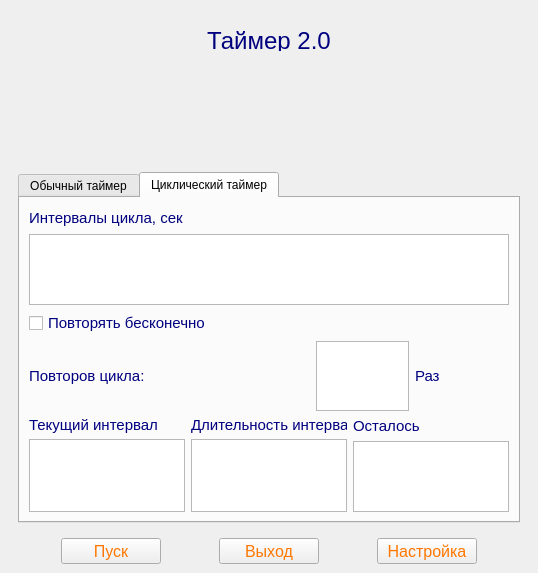
Above: _internal/timer_2.ui from LeonidBolshakov/Timer2 before the change. Below: the same form after it.
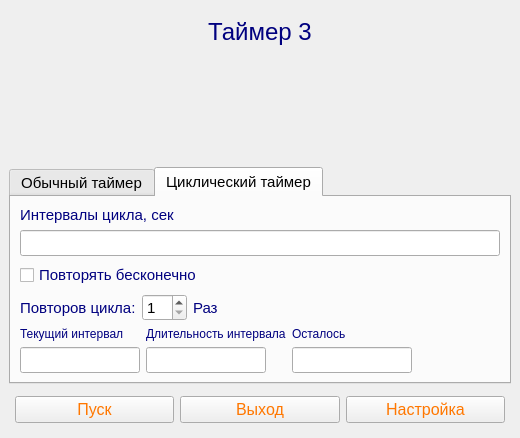
That is the form after the change. The open tabs and pages were chosen to show the change. Icons and pictures are not drawn.

Commit message: Refine Timer 3 UI layout

```diff
--- a/_internal/timer_2.ui
+++ b/_internal/timer_2.ui
@@ -6,22 +6,24 @@
    <rect>
     <x>0</x>
     <y>0</y>
-    <width>388</width>
-    <height>401</height>
+    <width>417</width>
+    <height>390</height>
    </rect>
   </property>
+  <property name="font">
+   <font>
+    <pointsize>11</pointsize>
+   </font>
+  </property>
   <property name="windowTitle">
-   <string>MainWindow</string>
+   <string>Таймер 3</string>
   </property>
   <widget class="QWidget" name="centralwidget">
    <layout class="QVBoxLayout" name="verticalLayout_3">
     <item>
-     <widget class="QWidget" name="contentWidget" native="true">
-      <layout class="QVBoxLayout" name="verticalLayout_5">
-       <item>
         <widget class="QWidget" name="widgetHead" native="true">
          <property name="sizePolicy">
-          <sizepolicy hsizetype="Expanding" vsizetype="Fixed">
+       <sizepolicy hsizetype="Expanding" vsizetype="Preferred">
            <horstretch>0</horstretch>
            <verstretch>0</verstretch>
           </sizepolicy>
@@ -32,7 +34,7 @@
             <item>
              <widget class="QLabel" name="lblHeadText">
               <property name="sizePolicy">
-               <sizepolicy hsizetype="Preferred" vsizetype="Fixed">
+            <sizepolicy hsizetype="Preferred" vsizetype="Preferred">
                 <horstretch>0</horstretch>
                 <verstretch>0</verstretch>
                </sizepolicy>
@@ -40,13 +42,13 @@
               <property name="minimumSize">
                <size>
                 <width>0</width>
-                <height>24</height>
+             <height>0</height>
                </size>
               </property>
               <property name="maximumSize">
                <size>
                 <width>16777215</width>
-                <height>24</height>
+             <height>16777215</height>
                </size>
               </property>
               <property name="palette">
@@ -119,7 +121,7 @@
                </font>
               </property>
               <property name="text">
-               <string>Таймер 2.0</string>
+            <string>Таймер 3</string>
               </property>
               <property name="alignment">
                <set>Qt::AlignmentFlag::AlignHCenter|Qt::AlignmentFlag::AlignTop</set>
@@ -146,12 +148,6 @@
                 <height>100</height>
                </size>
               </property>
-              <property name="baseSize">
-               <size>
-                <width>100</width>
-                <height>100</height>
-               </size>
-              </property>
               <property name="text">
                <string/>
               </property>
@@ -177,7 +173,7 @@
        <item>
         <widget class="QTabWidget" name="tabWidgetSetTime">
          <property name="sizePolicy">
-          <sizepolicy hsizetype="Preferred" vsizetype="Preferred">
+       <sizepolicy hsizetype="Expanding" vsizetype="Expanding">
            <horstretch>0</horstretch>
            <verstretch>0</verstretch>
           </sizepolicy>
@@ -195,7 +191,7 @@
           </size>
          </property>
          <property name="currentIndex">
-          <number>1</number>
+       <number>0</number>
          </property>
          <widget class="QWidget" name="tabOrdinary">
           <attribute name="title">
@@ -212,7 +208,7 @@
              </property>
              <property name="maximumSize">
               <size>
-               <width>1000</width>
+            <width>16777215</width>
                <height>16777215</height>
               </size>
              </property>
@@ -290,20 +286,20 @@
              </property>
             </widget>
            </item>
-           <item row="4" column="7">
-            <spacer name="horizontalSpacer_3">
+        <item row="2" column="5">
+         <spacer name="horizontalSpacer_MM_SS">
              <property name="orientation">
               <enum>Qt::Orientation::Horizontal</enum>
              </property>
              <property name="sizeHint" stdset="0">
               <size>
-               <width>106</width>
+            <width>118</width>
                <height>20</height>
               </size>
              </property>
             </spacer>
            </item>
-           <item row="3" column="0">
+        <item row="1" column="0">
             <widget class="QLabel" name="lblHoursMinutes">
              <property name="sizePolicy">
               <sizepolicy hsizetype="Preferred" vsizetype="Preferred">
@@ -392,8 +388,8 @@
              </property>
             </widget>
            </item>
-           <item row="4" column="6">
-            <spacer name="horizontalSpacer_2">
+        <item row="2" column="4">
+         <spacer name="horizontalSpacerReserveField">
              <property name="orientation">
               <enum>Qt::Orientation::Horizontal</enum>
              </property>
@@ -408,14 +404,14 @@
              </property>
             </spacer>
            </item>
-           <item row="3" column="6">
+        <item row="1" column="4">
             <widget class="QLabel" name="lblSec">
              <property name="text">
-              <string>lblsec</string>
+           <string>- сек.</string>
              </property>
             </widget>
            </item>
-           <item row="4" column="0">
+        <item row="2" column="0">
             <widget class="QLabel" name="lblMinutesSeconds">
              <property name="sizePolicy">
               <sizepolicy hsizetype="Preferred" vsizetype="Preferred">
@@ -504,7 +500,7 @@
              </property>
             </widget>
            </item>
-           <item row="4" column="3" colspan="3">
+        <item row="2" column="3">
             <widget class="QLineEdit" name="lineEdit_MS_S">
              <property name="sizePolicy">
               <sizepolicy hsizetype="Fixed" vsizetype="Preferred">
@@ -597,9 +593,12 @@
              <property name="toolTip">
               <string>Введите секунды (0-59)</string>
              </property>
-            </widget>
-           </item>
-           <item row="4" column="1">
+          <property name="maxLength">
+           <number>2</number>
+          </property>
+         </widget>
+        </item>
+        <item row="2" column="1">
             <widget class="QLineEdit" name="lineEdit_MS_M">
              <property name="sizePolicy">
               <sizepolicy hsizetype="Fixed" vsizetype="Preferred">
@@ -692,9 +691,12 @@
              <property name="toolTip">
               <string>Введите минуты (0-59) или нажмите Tab</string>
              </property>
-            </widget>
-           </item>
-           <item row="3" column="1">
+          <property name="maxLength">
+           <number>2</number>
+          </property>
+         </widget>
+        </item>
+        <item row="1" column="1">
             <widget class="QLineEdit" name="lineEdit_HM_H">
              <property name="sizePolicy">
               <sizepolicy hsizetype="Fixed" vsizetype="Preferred">
@@ -787,9 +789,12 @@
              <property name="toolTip">
               <string>Введите часы (0-23) или нажмите Tab</string>
              </property>
-            </widget>
-           </item>
-           <item row="3" column="3">
+          <property name="maxLength">
+           <number>2</number>
+          </property>
+         </widget>
+        </item>
+        <item row="1" column="3">
             <widget class="QLineEdit" name="lineEdit_HM_M">
              <property name="sizePolicy">
               <sizepolicy hsizetype="Fixed" vsizetype="Preferred">
@@ -882,10 +887,13 @@
              <property name="toolTip">
               <string>Введите минуты (0-59)</string>
              </property>
-            </widget>
-           </item>
-           <item row="3" column="7">
-            <spacer name="horizontalSpacer">
+          <property name="maxLength">
+           <number>2</number>
+          </property>
+         </widget>
+        </item>
+        <item row="1" column="5">
+         <spacer name="horizontalSpacer_HH_MM">
              <property name="orientation">
               <enum>Qt::Orientation::Horizontal</enum>
              </property>
@@ -897,8 +905,8 @@
              </property>
             </spacer>
            </item>
-           <item row="4" column="2">
-            <widget class="QLabel" name="lblMinutesSecundesSeparator">
+        <item row="2" column="2">
+         <widget class="QLabel" name="lblMinutesSecondsSeparator">
              <property name="sizePolicy">
               <sizepolicy hsizetype="Preferred" vsizetype="Preferred">
                <horstretch>0</horstretch>
@@ -995,7 +1003,7 @@
              </property>
             </widget>
            </item>
-           <item row="3" column="2">
+        <item row="1" column="2">
             <widget class="QLabel" name="lblHoursMinutesSeparator">
              <property name="sizePolicy">
               <sizepolicy hsizetype="Preferred" vsizetype="Preferred">
@@ -1093,8 +1101,8 @@
              </property>
             </widget>
            </item>
-           <item row="5" column="3">
-            <spacer name="verticalSpacer_2">
+        <item row="3" column="3">
+         <spacer name="verticalSpacer">
              <property name="orientation">
               <enum>Qt::Orientation::Vertical</enum>
              </property>
@@ -1112,11 +1120,11 @@
           <attribute name="title">
            <string>Циклический таймер</string>
           </attribute>
-          <layout class="QVBoxLayout" name="verticalLayout_13">
+       <layout class="QVBoxLayout" name="verticalLayout_4">
            <item>
-            <layout class="QVBoxLayout" name="verticalLayout_8">
+         <layout class="QVBoxLayout" name="verticalLayoutCycleIntervals">
              <item>
-              <widget class="QLabel" name="label">
+           <widget class="QLabel" name="lblCycleIntervals">
                <property name="sizePolicy">
                 <sizepolicy hsizetype="Preferred" vsizetype="Preferred">
                  <horstretch>0</horstretch>
@@ -1126,7 +1134,7 @@
                <property name="minimumSize">
                 <size>
                  <width>0</width>
-                 <height>21</height>
+              <height>0</height>
                 </size>
                </property>
                <property name="maximumSize">
@@ -1173,64 +1181,22 @@
               </widget>
              </item>
              <item>
-              <widget class="QPlainTextEdit" name="plainTextCycleInterval">
+           <widget class="QLineEdit" name="lineEditCycleIntervals">
                <property name="sizePolicy">
                 <sizepolicy hsizetype="Expanding" vsizetype="Preferred">
                  <horstretch>0</horstretch>
                  <verstretch>0</verstretch>
                 </sizepolicy>
                </property>
-               <property name="minimumSize">
-                <size>
-                 <width>0</width>
-                 <height>0</height>
-                </size>
-               </property>
-               <property name="maximumSize">
-                <size>
-                 <width>16777215</width>
-                 <height>16777215</height>
-                </size>
-               </property>
-               <property name="palette">
-                <palette>
-                 <active>
-                  <colorrole role="Text">
-                   <brush brushstyle="SolidPattern">
-                    <color alpha="255">
-                     <red>0</red>
-                     <green>156</green>
-                     <blue>0</blue>
-                    </color>
-                   </brush>
-                  </colorrole>
-                 </active>
-                 <inactive>
-                  <colorrole role="Text">
-                   <brush brushstyle="SolidPattern">
-                    <color alpha="255">
-                     <red>0</red>
-                     <green>156</green>
-                     <blue>0</blue>
-                    </color>
-                   </brush>
-                  </colorrole>
-                 </inactive>
-                 <disabled/>
-                </palette>
-               </property>
                <property name="font">
                 <font>
                  <pointsize>11</pointsize>
-                 <bold>true</bold>
                 </font>
                </property>
               </widget>
              </item>
             </layout>
            </item>
-           <item>
-            <layout class="QVBoxLayout" name="verticalLayout_9">
              <item>
               <widget class="QCheckBox" name="checkboxEndlessly">
                <property name="sizePolicy">
@@ -1277,11 +1243,11 @@
               </widget>
              </item>
              <item>
-              <layout class="QHBoxLayout" name="horizontalLayout_6" stretch="3,1,1">
+         <layout class="QHBoxLayout" name="horizontalLayoutRepetitions" stretch="0,0,0,1">
                <item>
-                <widget class="QLabel" name="label_2">
+           <widget class="QLabel" name="lblRepetitions">
                  <property name="sizePolicy">
-                  <sizepolicy hsizetype="Preferred" vsizetype="Preferred">
+             <sizepolicy hsizetype="Maximum" vsizetype="Preferred">
                    <horstretch>0</horstretch>
                    <verstretch>0</verstretch>
                   </sizepolicy>
@@ -1298,12 +1264,6 @@
                    <height>16777215</height>
                   </size>
                  </property>
-                 <property name="baseSize">
-                  <size>
-                   <width>0</width>
-                   <height>21</height>
-                  </size>
-                 </property>
                  <property name="palette">
                   <palette>
                    <active>
@@ -1342,68 +1302,25 @@
                 </widget>
                </item>
                <item>
-                <widget class="QPlainTextEdit" name="plainTextCycleRepetions">
+           <widget class="QSpinBox" name="spinBoxCycleRepetitions">
                  <property name="sizePolicy">
-                  <sizepolicy hsizetype="Preferred" vsizetype="Preferred">
+             <sizepolicy hsizetype="Maximum" vsizetype="Preferred">
                    <horstretch>0</horstretch>
                    <verstretch>0</verstretch>
                   </sizepolicy>
                  </property>
-                 <property name="minimumSize">
-                  <size>
-                   <width>0</width>
-                   <height>0</height>
-                  </size>
-                 </property>
-                 <property name="maximumSize">
-                  <size>
-                   <width>16777215</width>
-                   <height>16777215</height>
-                  </size>
-                 </property>
-                 <property name="baseSize">
-                  <size>
-                   <width>0</width>
-                   <height>21</height>
-                  </size>
-                 </property>
-                 <property name="palette">
-                  <palette>
-                   <active>
-                    <colorrole role="Text">
-                     <brush brushstyle="SolidPattern">
-                      <color alpha="255">
-                       <red>0</red>
-                       <green>156</green>
-                       <blue>0</blue>
-                      </color>
-                     </brush>
-                    </colorrole>
-                   </active>
-                   <inactive>
-                    <colorrole role="Text">
-                     <brush brushstyle="SolidPattern">
-                      <color alpha="255">
-                       <red>0</red>
-                       <green>156</green>
-                       <blue>0</blue>
-                      </color>
-                     </brush>
-                    </colorrole>
-                   </inactive>
-                   <disabled/>
-                  </palette>
-                 </property>
                  <property name="font">
                   <font>
                    <pointsize>11</pointsize>
-                   <bold>true</bold>
-                  </font>
-                 </property>
+             </font>
+            </property>
+            <property name="minimum">
+             <number>1</number>
+            </property>
                 </widget>
                </item>
                <item>
-                <widget class="QLabel" name="label_3">
+           <widget class="QLabel" name="lblRepetitionsUnit">
                  <property name="sizePolicy">
                   <sizepolicy hsizetype="Preferred" vsizetype="Preferred">
                    <horstretch>0</horstretch>
@@ -1416,12 +1333,6 @@
                    <height>0</height>
                   </size>
                  </property>
-                 <property name="baseSize">
-                  <size>
-                   <width>0</width>
-                   <height>21</height>
-                  </size>
-                 </property>
                  <property name="palette">
                   <palette>
                    <active>
@@ -1459,16 +1370,27 @@
                  </property>
                 </widget>
                </item>
-              </layout>
+          <item>
+           <spacer name="horizontalSpacerCycleRepetitions">
+            <property name="orientation">
+             <enum>Qt::Orientation::Horizontal</enum>
+            </property>
+            <property name="sizeHint" stdset="0">
+             <size>
+              <width>40</width>
+              <height>20</height>
+             </size>
+            </property>
+           </spacer>
              </item>
             </layout>
            </item>
            <item>
-            <layout class="QHBoxLayout" name="horizontalLayout_7">
+         <layout class="QHBoxLayout" name="horizontalLayoutOutputTime" stretch="0,0,0,1">
              <item>
-              <layout class="QVBoxLayout" name="verticalLayout_10">
+           <layout class="QVBoxLayout" name="verticalLayoutCurrentInterval">
                <item>
-                <widget class="QLabel" name="label_7">
+             <widget class="QLabel" name="lblCurrentInterval">
                  <property name="sizePolicy">
                   <sizepolicy hsizetype="Preferred" vsizetype="Preferred">
                    <horstretch>0</horstretch>
@@ -1477,8 +1399,8 @@
                  </property>
                  <property name="minimumSize">
                   <size>
-                   <width>100</width>
-                   <height>16</height>
+                <width>0</width>
+                <height>0</height>
                   </size>
                  </property>
                  <property name="maximumSize">
@@ -1516,7 +1438,7 @@
                  </property>
                  <property name="font">
                   <font>
-                   <pointsize>11</pointsize>
+                <pointsize>9</pointsize>
                   </font>
                  </property>
                  <property name="text">
@@ -1525,58 +1447,27 @@
                 </widget>
                </item>
                <item>
-                <widget class="QPlainTextEdit" name="plainTextCurrentInterval">
+             <widget class="QLineEdit" name="lineEditCurrentInterval">
                  <property name="sizePolicy">
-                  <sizepolicy hsizetype="Preferred" vsizetype="Preferred">
+               <sizepolicy hsizetype="Maximum" vsizetype="Preferred">
                    <horstretch>0</horstretch>
                    <verstretch>0</verstretch>
                   </sizepolicy>
                  </property>
-                 <property name="minimumSize">
-                  <size>
-                   <width>0</width>
-                   <height>0</height>
-                  </size>
-                 </property>
                  <property name="maximumSize">
                   <size>
-                   <width>16777215</width>
+                <width>120</width>
                    <height>16777215</height>
                   </size>
                  </property>
-                 <property name="palette">
-                  <palette>
-                   <active>
-                    <colorrole role="Text">
-                     <brush brushstyle="SolidPattern">
-                      <color alpha="255">
-                       <red>0</red>
-                       <green>156</green>
-                       <blue>0</blue>
-                      </color>
-                     </brush>
-                    </colorrole>
-                   </active>
-                   <inactive>
-                    <colorrole role="Text">
-                     <brush brushstyle="SolidPattern">
-                      <color alpha="255">
-                       <red>0</red>
-                       <green>156</green>
-                       <blue>0</blue>
-                      </color>
-                     </brush>
-                    </colorrole>
-                   </inactive>
-                   <disabled/>
-                  </palette>
-                 </property>
                  <property name="font">
                   <font>
                    <pointsize>11</pointsize>
-                   <bold>true</bold>
-                  </font>
-                 </property>
+               </font>
+              </property>
+              <property name="focusPolicy">
+               <enum>Qt::FocusPolicy::NoFocus</enum>
+              </property>
                  <property name="readOnly">
                   <bool>true</bool>
                  </property>
@@ -1585,9 +1476,9 @@
               </layout>
              </item>
              <item>
-              <layout class="QVBoxLayout" name="verticalLayout_11">
-               <item>
-                <widget class="QLabel" name="label_8">
+           <layout class="QVBoxLayout" name="verticalLayoutDuration">
+            <item alignment="Qt::AlignmentFlag::AlignLeft">
+             <widget class="QLabel" name="lblDuration">
                  <property name="sizePolicy">
                   <sizepolicy hsizetype="Preferred" vsizetype="Preferred">
                    <horstretch>0</horstretch>
@@ -1596,8 +1487,8 @@
                  </property>
                  <property name="minimumSize">
                   <size>
-                   <width>131</width>
-                   <height>16</height>
+                <width>0</width>
+                <height>0</height>
                   </size>
                  </property>
                  <property name="maximumSize">
@@ -1635,7 +1526,7 @@
                  </property>
                  <property name="font">
                   <font>
-                   <pointsize>11</pointsize>
+                <pointsize>9</pointsize>
                   </font>
                  </property>
                  <property name="text">
@@ -1644,58 +1535,27 @@
                 </widget>
                </item>
                <item>
-                <widget class="QPlainTextEdit" name="plainTextIntervalDuration">
+             <widget class="QLineEdit" name="lineEditIntervalDuration">
                  <property name="sizePolicy">
-                  <sizepolicy hsizetype="Preferred" vsizetype="Preferred">
+               <sizepolicy hsizetype="Maximum" vsizetype="Preferred">
                    <horstretch>0</horstretch>
                    <verstretch>0</verstretch>
                   </sizepolicy>
                  </property>
-                 <property name="minimumSize">
-                  <size>
-                   <width>0</width>
-                   <height>0</height>
-                  </size>
-                 </property>
                  <property name="maximumSize">
                   <size>
-                   <width>16777215</width>
+                <width>120</width>
                    <height>16777215</height>
                   </size>
                  </property>
-                 <property name="palette">
-                  <palette>
-                   <active>
-                    <colorrole role="Text">
-                     <brush brushstyle="SolidPattern">
-                      <color alpha="255">
-                       <red>0</red>
-                       <green>156</green>
-                       <blue>0</blue>
-                      </color>
-                     </brush>
-                    </colorrole>
-                   </active>
-                   <inactive>
-                    <colorrole role="Text">
-                     <brush brushstyle="SolidPattern">
-                      <color alpha="255">
-                       <red>0</red>
-                       <green>156</green>
-                       <blue>0</blue>
-                      </color>
-                     </brush>
-                    </colorrole>
-                   </inactive>
-                   <disabled/>
-                  </palette>
-                 </property>
                  <property name="font">
                   <font>
                    <pointsize>11</pointsize>
-                   <bold>true</bold>
-                  </font>
-                 </property>
+               </font>
+              </property>
+              <property name="focusPolicy">
+               <enum>Qt::FocusPolicy::NoFocus</enum>
+              </property>
                  <property name="readOnly">
                   <bool>true</bool>
                  </property>
@@ -1704,9 +1564,9 @@
               </layout>
              </item>
              <item>
-              <layout class="QVBoxLayout" name="verticalLayout_12">
+           <layout class="QVBoxLayout" name="verticalLayoutLeft">
                <item>
-                <widget class="QLabel" name="label_9">
+             <widget class="QLabel" name="lblLeft">
                  <property name="sizePolicy">
                   <sizepolicy hsizetype="Preferred" vsizetype="Preferred">
                    <horstretch>0</horstretch>
@@ -1754,7 +1614,7 @@
                  </property>
                  <property name="font">
                   <font>
-                   <pointsize>11</pointsize>
+                <pointsize>9</pointsize>
                   </font>
                  </property>
                  <property name="text">
@@ -1763,63 +1623,21 @@
                 </widget>
                </item>
                <item>
-                <widget class="QPlainTextEdit" name="plainTextLeft">
+             <widget class="QLineEdit" name="lineEditLeft">
                  <property name="sizePolicy">
-                  <sizepolicy hsizetype="Preferred" vsizetype="Preferred">
+               <sizepolicy hsizetype="Maximum" vsizetype="Preferred">
                    <horstretch>0</horstretch>
                    <verstretch>0</verstretch>
                   </sizepolicy>
                  </property>
-                 <property name="minimumSize">
-                  <size>
-                   <width>0</width>
-                   <height>0</height>
-                  </size>
-                 </property>
                  <property name="maximumSize">
                   <size>
-                   <width>16777215</width>
+                <width>120</width>
                    <height>16777215</height>
                   </size>
                  </property>
-                 <property name="baseSize">
-                  <size>
-                   <width>51</width>
-                   <height>21</height>
-                  </size>
-                 </property>
-                 <property name="palette">
-                  <palette>
-                   <active>
-                    <colorrole role="Text">
-                     <brush brushstyle="SolidPattern">
-                      <color alpha="255">
-                       <red>0</red>
-                       <green>156</green>
-                       <blue>0</blue>
-                      </color>
-                     </brush>
-                    </colorrole>
-                   </active>
-                   <inactive>
-                    <colorrole role="Text">
-                     <brush brushstyle="SolidPattern">
-                      <color alpha="255">
-                       <red>0</red>
-                       <green>156</green>
-                       <blue>0</blue>
-                      </color>
-                     </brush>
-                    </colorrole>
-                   </inactive>
-                   <disabled/>
-                  </palette>
-                 </property>
-                 <property name="font">
-                  <font>
-                   <pointsize>11</pointsize>
-                   <bold>true</bold>
-                  </font>
+              <property name="focusPolicy">
+               <enum>Qt::FocusPolicy::NoFocus</enum>
                  </property>
                  <property name="readOnly">
                   <bool>true</bool>
@@ -1828,34 +1646,43 @@
                </item>
               </layout>
              </item>
-            </layout>
-           </item>
            <item>
-            <spacer name="verticalSpacer">
+           <spacer name="horizontalSpacer">
              <property name="orientation">
-              <enum>Qt::Orientation::Vertical</enum>
+             <enum>Qt::Orientation::Horizontal</enum>
              </property>
              <property name="sizeHint" stdset="0">
               <size>
-               <width>20</width>
-               <height>40</height>
+              <width>40</width>
+              <height>20</height>
               </size>
              </property>
             </spacer>
            </item>
           </layout>
-         </widget>
-        </widget>
-       </item>
-      </layout>
+        </item>
+       </layout>
+      </widget>
      </widget>
     </item>
     <item>
      <layout class="QHBoxLayout" name="buttonsLayout">
+      <property name="leftMargin">
+       <number>6</number>
+      </property>
+      <property name="topMargin">
+       <number>6</number>
+      </property>
+      <property name="rightMargin">
+       <number>6</number>
+      </property>
+      <property name="bottomMargin">
+       <number>6</number>
+      </property>
       <item>
        <widget class="QPushButton" name="btnStart">
         <property name="sizePolicy">
-         <sizepolicy hsizetype="Fixed" vsizetype="Fixed">
+         <sizepolicy hsizetype="Preferred" vsizetype="Preferred">
           <horstretch>0</horstretch>
           <verstretch>0</verstretch>
          </sizepolicy>
@@ -1863,13 +1690,13 @@
         <property name="minimumSize">
          <size>
           <width>100</width>
-          <height>26</height>
+          <height>0</height>
          </size>
         </property>
         <property name="maximumSize">
          <size>
-          <width>100</width>
-          <height>26</height>
+          <width>16777215</width>
+          <height>16777215</height>
          </size>
         </property>
         <property name="palette">
@@ -1952,7 +1779,7 @@
       <item>
        <widget class="QPushButton" name="btnQuit">
         <property name="sizePolicy">
-         <sizepolicy hsizetype="Fixed" vsizetype="Fixed">
+         <sizepolicy hsizetype="Preferred" vsizetype="Preferred">
           <horstretch>0</horstretch>
           <verstretch>0</verstretch>
          </sizepolicy>
@@ -1960,13 +1787,13 @@
         <property name="minimumSize">
          <size>
           <width>100</width>
-          <height>26</height>
+          <height>0</height>
          </size>
         </property>
         <property name="maximumSize">
          <size>
-          <width>100</width>
-          <height>26</height>
+          <width>16777215</width>
+          <height>16777215</height>
          </size>
         </property>
         <property name="palette">
@@ -2049,7 +1876,7 @@
       <item>
        <widget class="QPushButton" name="btnTunes">
         <property name="sizePolicy">
-         <sizepolicy hsizetype="Fixed" vsizetype="Fixed">
+         <sizepolicy hsizetype="Preferred" vsizetype="Preferred">
           <horstretch>0</horstretch>
           <verstretch>0</verstretch>
          </sizepolicy>
@@ -2057,13 +1884,13 @@
         <property name="minimumSize">
          <size>
           <width>100</width>
-          <height>26</height>
+          <height>0</height>
          </size>
         </property>
         <property name="maximumSize">
          <size>
-          <width>100</width>
-          <height>26</height>
+          <width>16777215</width>
+          <height>16777215</height>
          </size>
         </property>
         <property name="palette">
```
Lines whose indentation alone changed are shown as unchanged.
